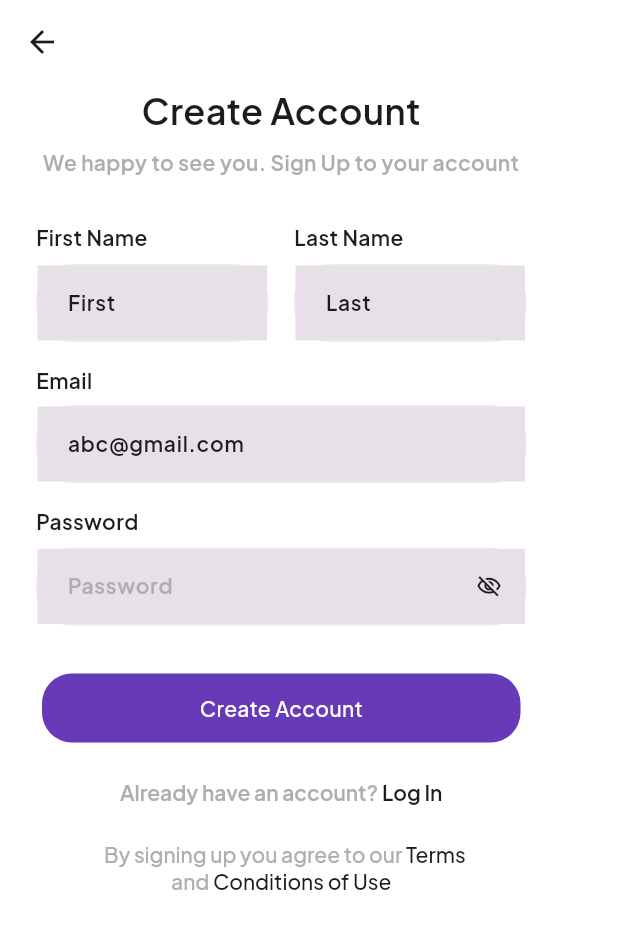
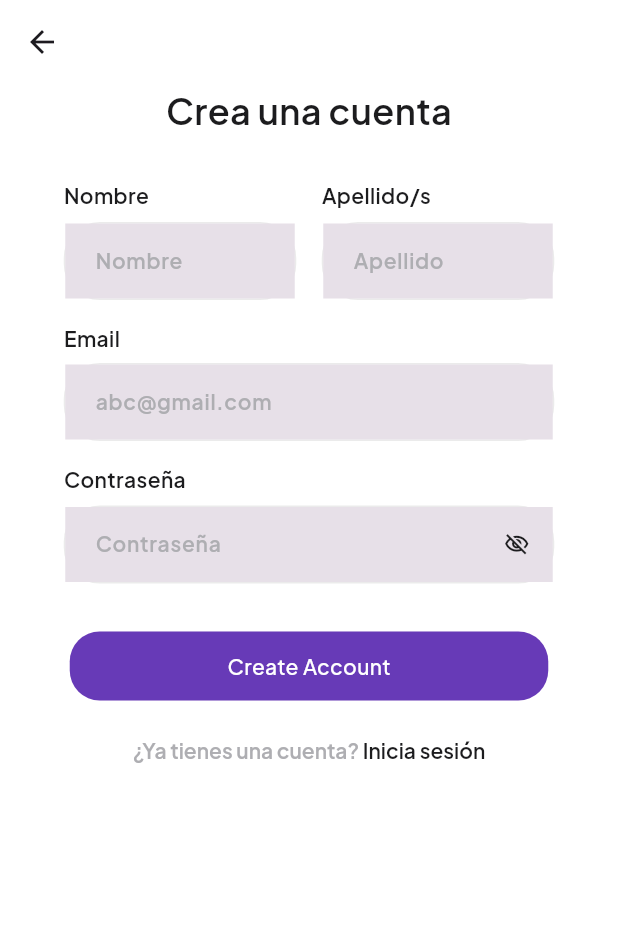
Before and after one commit to Jhonatan-calle/mobileapp, a Flutter app: the screen it shows after launch, after a tap on an icon or button, on a phone screen of 412 x 824 dp. Shown: the top 929 px of the screen. Run offline on Flutter 3.47's test engine with Material 3 defaults, Android fonts, the phone set to English and light mode, and no system bars; our stand-ins replace cloud_firestore, dio, file_picker, firebase_auth, firebase_core, flutter_gemini and 5 more; accounts and stored records are empty; network calls fail.

Commit message:
sing up a adaptado

```diff
--- a/lib/Screens/sign_up.dart
+++ b/lib/Screens/sign_up.dart
@@ -27,13 +27,14 @@
       ),
       body: SingleChildScrollView(
         physics: const BouncingScrollPhysics(),
+        child: Center(
           child: Padding(
             padding: const EdgeInsets.symmetric(horizontal: 24),
             child: SizedBox(
               width: 327,
               child: Column(children: [
                 Text(
-                'Create Account',
+                  'Crea una cuenta',
                   textAlign: TextAlign.center,
                   style: GoogleFonts.plusJakartaSans(
                     fontSize: 20,
@@ -43,19 +44,6 @@
                       fontWeight: FontWeight.w600,
                       fontSize: 24),
                 ),
-              const SizedBox(height: 8),
-              Text(
-                'We happy to see you. Sign Up to your account',
-                textAlign: TextAlign.center,
-                style: GoogleFonts.plusJakartaSans(
-                        fontSize: 14,
-                        fontWeight: FontWeight.w500,
-                        color: AppColor.kWhite)
-                    .copyWith(
-                        color: AppColor.kGrayscale40,
-                        fontWeight: FontWeight.w600,
-                        fontSize: 14),
-              ),
                 const SizedBox(height: 30),
                 Row(
                   mainAxisAlignment: MainAxisAlignment.spaceBetween,
@@ -64,7 +52,7 @@
                       crossAxisAlignment: CrossAxisAlignment.start,
                       children: [
                         Text(
-                        'First Name',
+                          'Nombre',
                           style: GoogleFonts.plusJakartaSans(
                                   fontSize: 14,
                                   fontWeight: FontWeight.w500,
@@ -77,7 +65,7 @@
                         const SizedBox(height: 8),
                         PrimaryTextFormField(
                             borderRadius: BorderRadius.circular(24),
-                          hintText: 'First',
+                            hintText: 'Nombre',
                             controller: firstName,
                             width: 155,
                             height: 52)
@@ -87,7 +75,7 @@
                       crossAxisAlignment: CrossAxisAlignment.start,
                       children: [
                         Text(
-                        'Last Name',
+                          'Apellido/s',
                           style: GoogleFonts.plusJakartaSans(
                                   fontSize: 14,
                                   fontWeight: FontWeight.w500,
@@ -102,7 +90,7 @@
                         ),
                         PrimaryTextFormField(
                             borderRadius: BorderRadius.circular(24),
-                          hintText: 'Last',
+                            hintText: 'Apellido',
                             controller: listName,
                             width: 155,
                             height: 52)
@@ -141,7 +129,7 @@
                   crossAxisAlignment: CrossAxisAlignment.start,
                   children: [
                     Text(
-                    'Password',
+                      'Contraseña',
                       style: GoogleFonts.plusJakartaSans(
                               fontSize: 14,
                               fontWeight: FontWeight.w500,
@@ -154,7 +142,7 @@
                     const SizedBox(height: 8),
                     PasswordTextField(
                         borderRadius: BorderRadius.circular(24),
-                      hintText: 'Password',
+                        hintText: 'Contraseña',
                         controller: passwordC,
                         width: 327,
                         height: 52)
@@ -197,7 +185,7 @@
 
                             ScaffoldMessenger.of(context).showSnackBar(
                               const SnackBar(
-                              content: Text('Sign Up Successful'),
+                                content: Text('Inicio de sesión exitoso'),
                               ),
                             );
                           }
@@ -227,8 +215,8 @@
                     ),
                     const SizedBox(height: 20),
                     CustomRichText(
-                    title: 'Already have an account? ',
-                    subtitle: 'Log In',
+                      title: '¿Ya tienes una cuenta? ',
+                      subtitle: 'Inicia sesión',
                       onTab: () {},
                       subtitleTextStyle: GoogleFonts.plusJakartaSans(
                               fontSize: 14,
@@ -241,17 +229,8 @@
                     )
                   ],
                 ),
-              const SizedBox(height: 23),
-              const Padding(
-                padding: EdgeInsets.symmetric(horizontal: 40),
-                child: TermsAndPrivacyText(
-                  title1: '  By signing up you agree to our',
-                  title2: ' Terms ',
-                  title3: '  and',
-                  title4: ' Conditions of Use',
+              ]),
             ),
-              ),
-            ]),
           ),
         ),
       ),
@@ -761,7 +740,7 @@
                   fontWeight: FontWeight.w500,
                   color: AppColor.kWhite)
               .copyWith(
-                  color: AppColor.kGrayscaleDark100,
+                  color: AppColor.kGrayscale40,
                   fontWeight: FontWeight.w600,
                   fontSize: 14),
           prefixIcon: prefixIcon,
```
Lines whose indentation alone changed are shown as unchanged.
